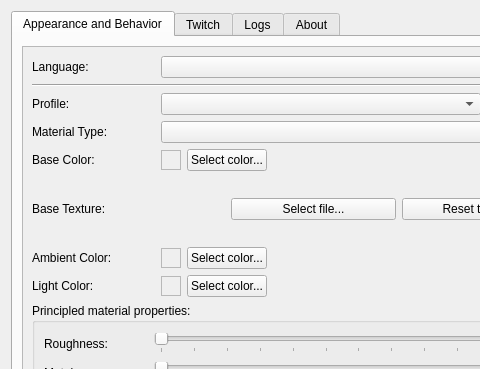
Before: the Qt Designer form setupwidget.ui in xiluembo/atsumari, drawn with Qt 5; both pictures show x 0 to 480 and y 0 to 369 of the 1019 by 635 pixel window.
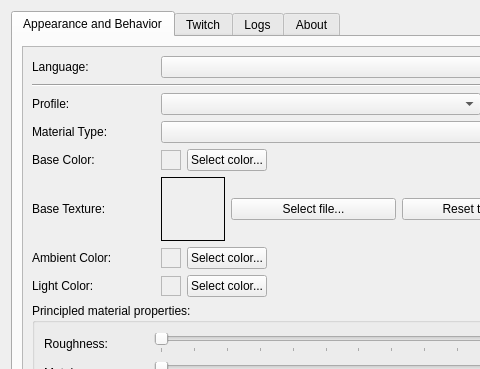
After: the same form once the commit is applied. Icons and pictures are not drawn.

Commit message: add frame to texture preview

```diff
--- a/setupwidget.ui
+++ b/setupwidget.ui
@@ -47,7 +47,7 @@
               <x>0</x>
               <y>0</y>
               <width>555</width>
-              <height>1220</height>
+              <height>1242</height>
              </rect>
             </property>
             <layout class="QVBoxLayout" name="verticalLayout_9">
@@ -852,6 +852,9 @@
                      <height>64</height>
                     </size>
                    </property>
+                   <property name="frameShape">
+                    <enum>QFrame::Shape::Box</enum>
+                   </property>
                    <property name="scaledContents">
                     <bool>true</bool>
                    </property>
```
Left out of the diff: 4 changed lines with no effect on the pictures.
